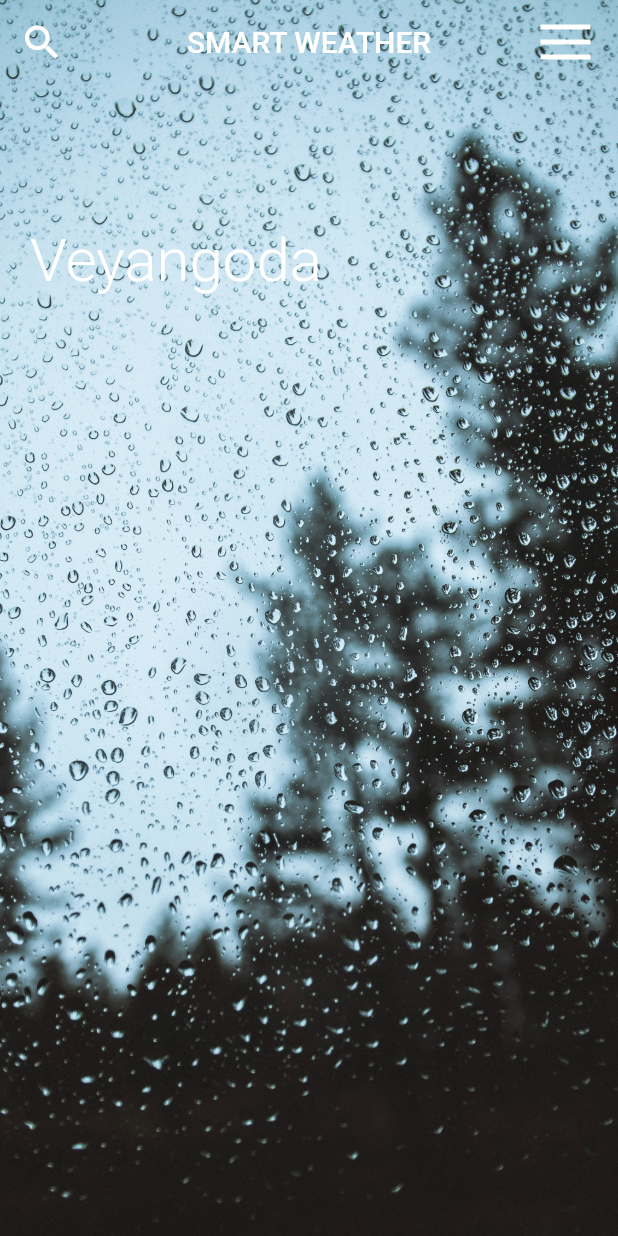
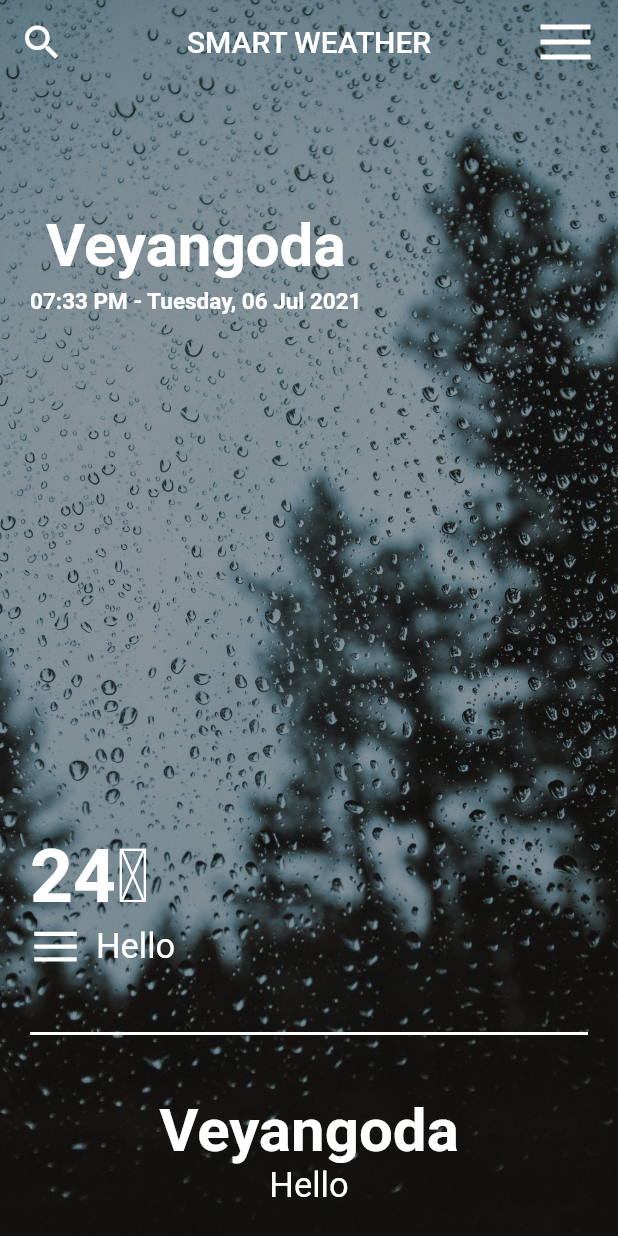
Before and after one commit to Kushanyasiru97/Weather_Application, a Flutter app: the screen it shows after launch, on a phone screen of 412 x 824 dp. Run offline on Flutter 3.47's test engine with Material 2 defaults, Android fonts, the phone set to English and light mode, and no system bars; our stand-ins replace flutter_svg.

Commit message:
Update weather.dart

```diff
--- a/lib/weather.dart
+++ b/lib/weather.dart
@@ -47,24 +47,106 @@ class Weather extends StatelessWidget {
                 width: double.infinity,
               ),
               Container(
-                margin: EdgeInsets.fromLTRB(20.0, 0, 0, 0),
+                decoration: BoxDecoration(color: Colors.black38),
+              ),
+              Container(
+                padding: EdgeInsets.all(20.0),
                 child: Column(
+                  mainAxisAlignment: MainAxisAlignment.spaceBetween,
+                  crossAxisAlignment: CrossAxisAlignment.start,
                   children: [
-                    SizedBox(height: 150.0,),
+                    Expanded(
+                      child: Column(
+
+                        children: [
+                          SizedBox(height: 120.0),
+                          Text('Veyangoda',
+                            style: TextStyle(
+                              fontWeight: FontWeight.bold,
+                              fontSize: 40.0,
+                              color: Colors.white,
+                            ),
+                          ),
+                          SizedBox(height: 5.0,),
                           Text(
-                      'Veyangoda',
+                            '07:33 PM - Tuesday, 06 Jul 2021',
                             style: TextStyle(
+                              fontSize: 15.0,
+                              fontWeight: FontWeight.bold,
+                              color: Colors.white,
+                            ),
+                          ),
+                        ],
+                      ),
+                    ),
+                    Column(
+                      crossAxisAlignment: CrossAxisAlignment.start,
+                      children: [
+                        Text('24\u2103',
+                          style: TextStyle(
+                            fontWeight: FontWeight.bold,
+                            fontSize: 50.0,
+                            color: Colors.white,
+                          ),
+                        ),
+                        Row(
+                          children: [
+                            SvgPicture.asset(
+                              'svg/icons8-menu.svg',
+                              width: 34.0,
+                              height: 34.0,
+                              color: Colors.white,
+                            ),
+                            SizedBox(width: 10.0,),
+                            Text(
+                              'Hello',
+                              style: TextStyle(
+                                fontSize: 23.0,
+                                color: Colors.white,
+                              ),
+                            ),
+                          ],
+                        ),
+                      ],
+                    ),
+                    Column(
+                      children: [
+                        Container(
+                          margin: EdgeInsets.symmetric(vertical: 40.0),
+                          decoration: BoxDecoration(
+                            border: Border.all(
+                              color: Colors.white,
+                            ),
+                          ),
+
+                        ),
+
+                        Text('Veyangoda',
+                          style: TextStyle(
+                            fontWeight: FontWeight.bold,
                             fontSize: 40.0,
-                        fontWeight: FontWeight.w300,
-                        color: Colors.white
+                            color: Colors.white,
+                          ),
+                        ),
+                        Text(
+                          'Hello',
+                          style: TextStyle(
+                            fontSize: 23.0,
+                            color: Colors.white,
                           ),
                         )
                       ],
-                ),
                     )
                   ],
+
                 ),
+
               )
+
+            ]
+
+        ),
+      ),
 
     );
   }
```
Lines whose indentation alone changed are shown as unchanged.
